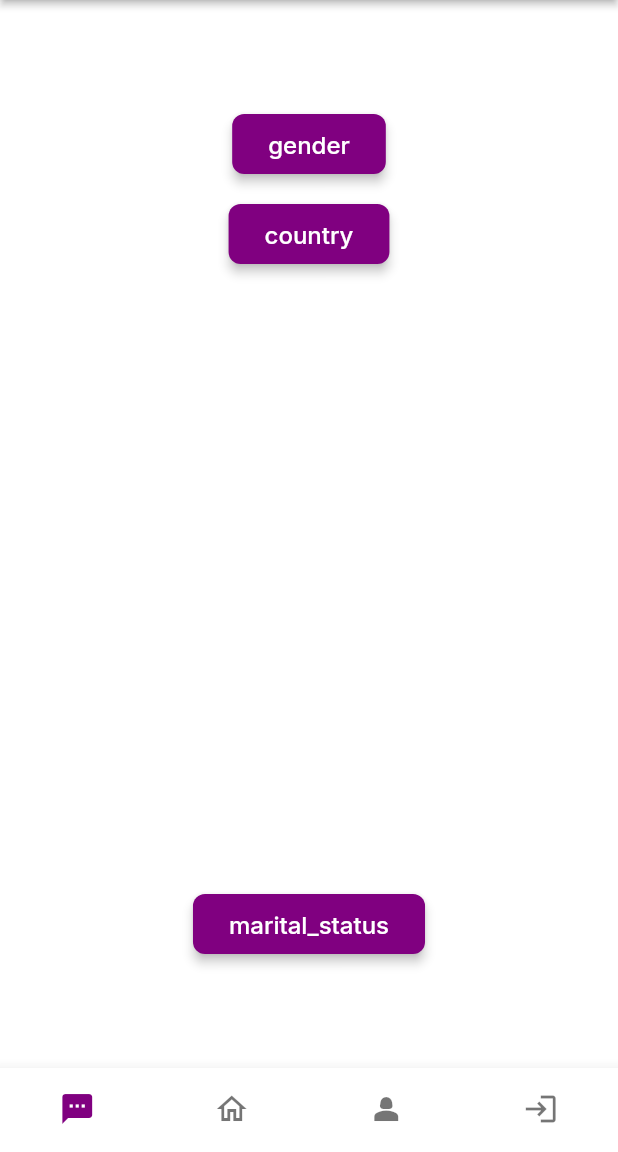
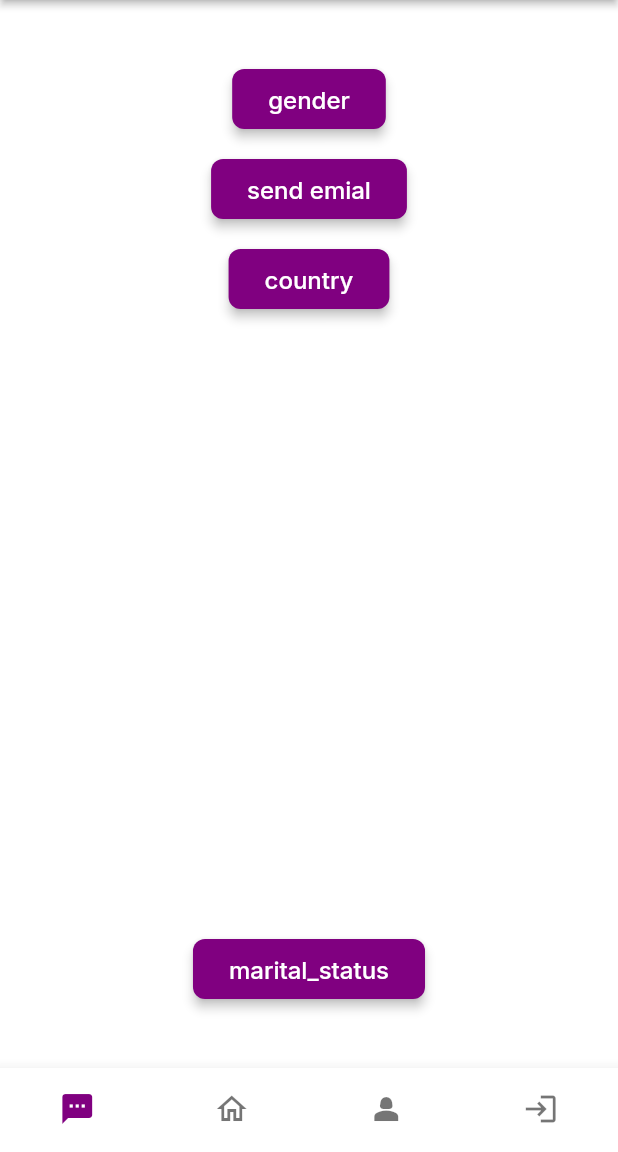
Before and after one commit to YasserAhmed80/FlutterFlow_2024, a Flutter app: the NavBarPage screen opened by its route, item 4 of the bottom bar chosen, on a phone screen of 412 x 824 dp, the part 84-1236 px from its top. Run offline on Flutter 3.47's test engine with Material 3 defaults, Android fonts, the light colour scheme and no system bars; drawn by our look-alikes of auto_size_text; our stand-ins replace cached_network_image, cloud_firestore, firebase_auth, firebase_core, flutter_animate, font_awesome_flutter and 10 more; missing offline and left inert: json_path; accounts and stored records are empty; network calls fail.

Commit message:
Updating to latest FlutterFlow output.

```diff
--- a/lib/flutter_flow/internationalization.dart
+++ b/lib/flutter_flow/internationalization.dart
@@ -427,6 +427,10 @@ final kTranslationsMap = <Map<String, Map<String, String>>>[
       'en': '',
     },
     'sjfc15jn': {
+      'ar': 'send emial',
+      'en': '',
+    },
+    'i96l6cdz': {
       'ar': 'country',
       'en': '',
     },
@@ -436,6 +440,13 @@ final kTranslationsMap = <Map<String, Map<String, String>>>[
     },
     'irk7auvq': {
       'ar': 'test',
+      'en': '',
+    },
+  },
+  // select_list
+  {
+    'nzjrp65c': {
+      'ar': 'X',
       'en': '',
     },
   },
--- a/lib/index.dart
+++ b/lib/index.dart
@@ -2,7 +2,7 @@
 export '/pages/account/login/login_widget.dart' show LoginWidget;
 export '/pages/account/onboarding01/onboarding01_widget.dart'
     show Onboarding01Widget;
-export '/pages/customers/customer_details/customer_details_widget.dart'
+export '/pages/customer_details/customer_details_widget.dart'
     show CustomerDetailsWidget;
 export '/profile_new/profile_new_widget.dart' show ProfileNewWidget;
 export '/users_list/users_list_widget.dart' show UsersListWidget;
--- a/lib/pages/test_page/test_page_widget.dart
+++ b/lib/pages/test_page/test_page_widget.dart
@@ -3,6 +3,7 @@ import '/flutter_flow/flutter_flow_util.dart';
 import '/flutter_flow/flutter_flow_widgets.dart';
 import '/pages/select_list/select_list_widget.dart';
 import 'package:flutter/material.dart';
+import 'package:url_launcher/url_launcher.dart';
 import 'test_page_model.dart';
 export 'test_page_model.dart';
 
@@ -118,6 +119,42 @@ class _TestPageWidgetState extends State<TestPageWidget> {
               ),
               FFButtonWidget(
                 onPressed: () async {
+                  await launchUrl(Uri(
+                      scheme: 'mailto',
+                      path: 'yasserahmed80@icloud.com',
+                      query: {
+                        'subject': 'hello',
+                        'body': 'hello',
+                      }
+                          .entries
+                          .map((MapEntry<String, String> e) =>
+                              '${Uri.encodeComponent(e.key)}=${Uri.encodeComponent(e.value)}')
+                          .join('&')));
+                },
+                text: FFLocalizations.of(context).getText(
+                  'sjfc15jn' /* send emial */,
+                ),
+                options: FFButtonOptions(
+                  height: 40.0,
+                  padding: const EdgeInsetsDirectional.fromSTEB(24.0, 0.0, 24.0, 0.0),
+                  iconPadding:
+                      const EdgeInsetsDirectional.fromSTEB(0.0, 0.0, 0.0, 0.0),
+                  color: FlutterFlowTheme.of(context).primary,
+                  textStyle: FlutterFlowTheme.of(context).titleSmall.override(
+                        fontFamily: 'Inter',
+                        color: Colors.white,
+                        letterSpacing: 0.0,
+                      ),
+                  elevation: 3.0,
+                  borderSide: const BorderSide(
+                    color: Colors.transparent,
+                    width: 1.0,
+                  ),
+                  borderRadius: BorderRadius.circular(8.0),
+                ),
+              ),
+              FFButtonWidget(
+                onPressed: () async {
                   await showModalBottomSheet(
                     isScrollControlled: true,
                     backgroundColor: Colors.transparent,
@@ -141,7 +178,7 @@ class _TestPageWidgetState extends State<TestPageWidget> {
                   ).then((value) => safeSetState(() {}));
                 },
                 text: FFLocalizations.of(context).getText(
-                  'sjfc15jn' /* country */,
+                  'i96l6cdz' /* country */,
                 ),
                 options: FFButtonOptions(
                   height: 40.0,
```
Also changed, not shown: lib/pages/select_list/select_list_widget.dart (+97 -12 lines), lib/pages/customer_details/customer_details_model.dart (renamed from lib/pages/customers/customer_details/customer_details_model.dart), lib/pages/customer_details/customer_details_widget.dart (renamed from lib/pages/customers/customer_details/customer_details_widget.dart), 1 other file.
